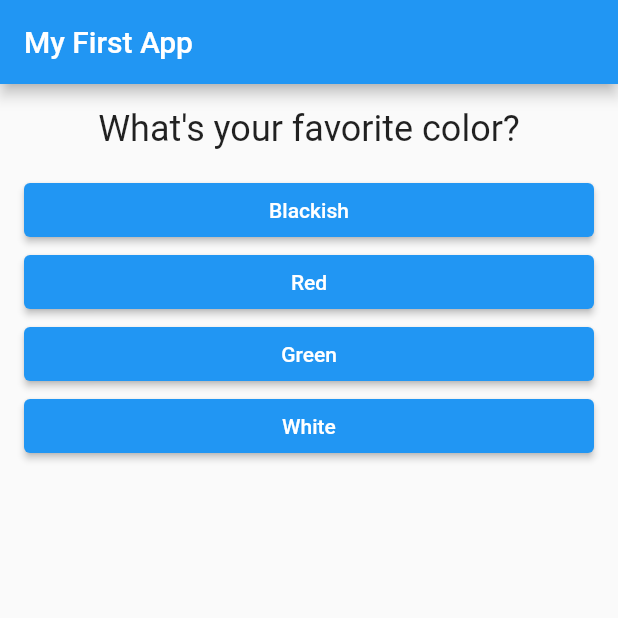
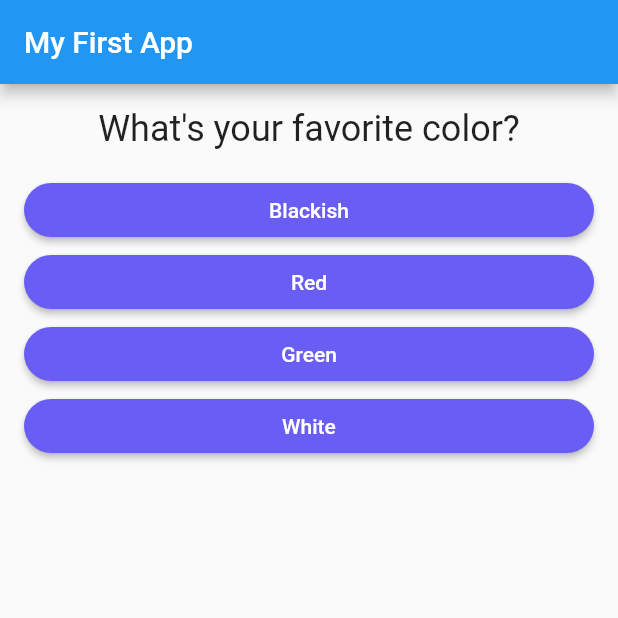
Before and after one commit to mast3rstrok3/shitty_quiz-do_not_click, a Flutter app: the screen it shows after launch, on a phone screen of 412 x 824 dp, the top half of it. Run offline on Flutter 3.47's test engine with Material 2 defaults, Android fonts, the phone set to English and light mode, and no system bars.

Commit message:
button and shape

```diff
--- a/lib/answer.dart
+++ b/lib/answer.dart
@@ -13,7 +13,12 @@ class Answer extends StatelessWidget {
       margin: EdgeInsets.symmetric(horizontal: 16.0),
       child: ElevatedButton(
         style: ElevatedButton.styleFrom(
-            backgroundColor: Colors.blue, foregroundColor: Colors.white),
+          shape: RoundedRectangleBorder(
+            borderRadius: BorderRadius.circular(20),
+              ),
+            backgroundColor: Color(0xff695DF3),
+            foregroundColor: Color(0xffFEFDFF),
+            ),
         onPressed: selectHandler,
         child: Text(answerText),
       ),
```
Also changed, not shown: lib/main.dart (+3 -5 lines), lib/result.dart (+7 -4 lines).
